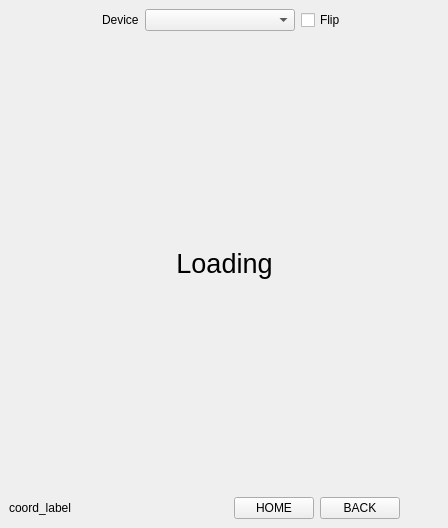
Above: scrcpy_ui/main.ui from touxiaoling/py-scrcpy-client before the change. Below: the same form after it.
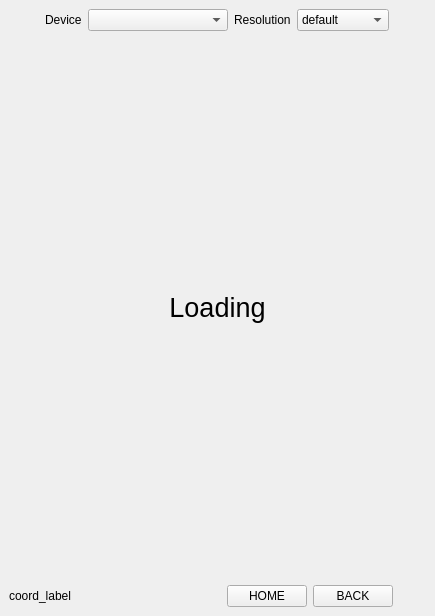
That is the form after the change.

Commit message: ui add resolution comboBox

What changed in the file:
```diff
--- a/scrcpy_ui/main.ui
+++ b/scrcpy_ui/main.ui
@@ -6,8 +6,8 @@
    <rect>
     <x>0</x>
     <y>0</y>
-    <width>448</width>
-    <height>528</height>
+    <width>435</width>
+    <height>616</height>
    </rect>
   </property>
   <property name="windowTitle">
@@ -21,7 +21,7 @@
        <enum>QLayout::SizeConstraint::SetFixedSize</enum>
       </property>
       <item>
-       <layout class="QHBoxLayout" name="horizontalLayout_4" stretch="0,0,0,0,0">
+       <layout class="QHBoxLayout" name="horizontalLayout_4" stretch="0,0,0,0,0,0">
         <item>
          <spacer name="horizontalSpacer_3">
           <property name="orientation">
@@ -46,19 +46,48 @@
          <widget class="QComboBox" name="combo_device">
           <property name="minimumSize">
            <size>
-            <width>150</width>
+            <width>140</width>
             <height>0</height>
            </size>
           </property>
          </widget>
         </item>
         <item>
-         <widget class="QCheckBox" name="flip">
+         <widget class="QLabel" name="label_3">
           <property name="text">
-           <string>Flip</string>
+           <string>Resolution</string>
           </property>
          </widget>
         </item>
+        <item>
+         <widget class="QComboBox" name="combo_resolution">
+          <item>
+           <property name="text">
+            <string>default</string>
+           </property>
+          </item>
+          <item>
+           <property name="text">
+            <string>1080x1920</string>
+           </property>
+          </item>
+          <item>
+           <property name="text">
+            <string>1440x2560</string>
+           </property>
+          </item>
+          <item>
+           <property name="text">
+            <string>1206x2622</string>
+           </property>
+          </item>
+          <item>
+           <property name="text">
+            <string>1080x2340</string>
+           </property>
+          </item>
+         </widget>
+        </item>
         <item>
          <spacer name="horizontalSpacer_4">
           <property name="orientation">
```
The commit also changes 1 other file.
